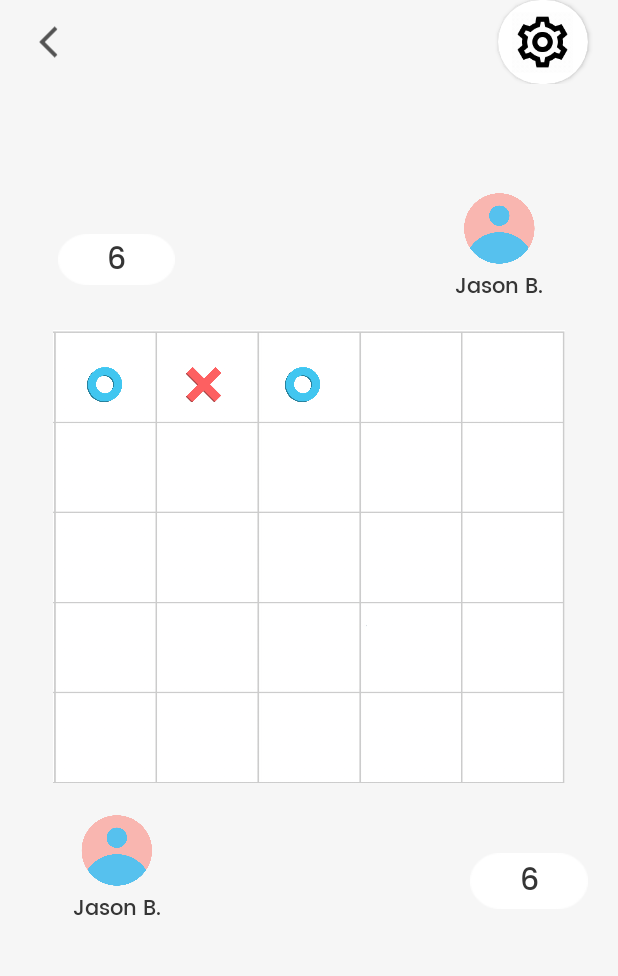
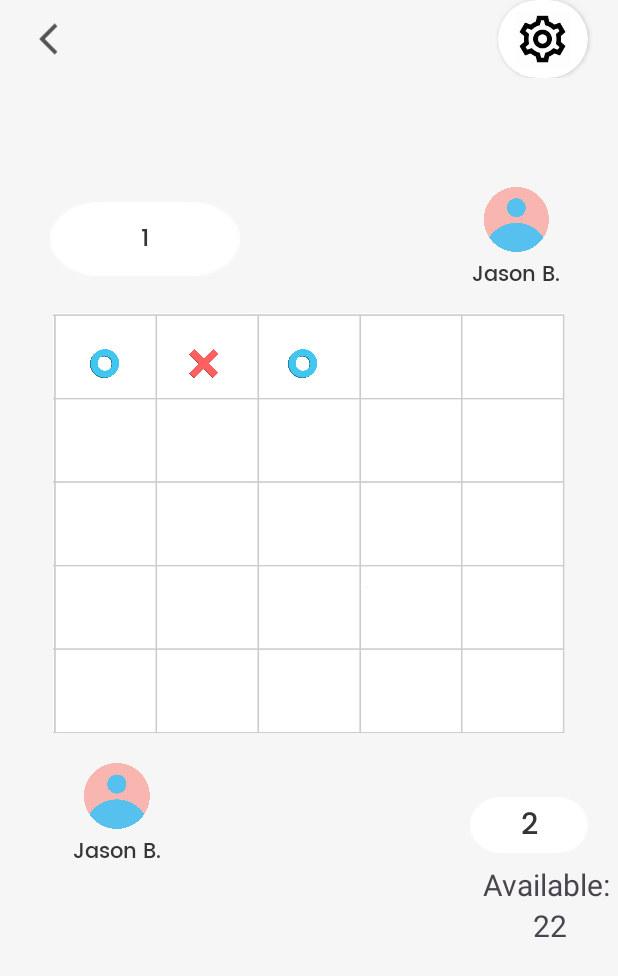
Before and after one commit to Terris711/MAD_Assignment1, an Android app: the BoardGameFragment screen opened directly, with no data from a screen before it, after a tap on an icon or button, on a phone screen of 412 x 824 dp. Shown: the top 976 px of the screen. Run offline under Robolectric (Android 15) with nearby library versions, the phone set to English and light mode, and no system bars; 1 statement that could not run was skipped; 2 other taps on this screen came first.

Commit message:
first playable game

```diff
--- a/app/src/main/java/com/example/tictactoe/BoardGameFragment.java
+++ b/app/src/main/java/com/example/tictactoe/BoardGameFragment.java
@@ -40,6 +40,7 @@
         // Inflate the layout for this fragment
         liveData = new ViewModelProvider(getActivity()).get(GameStateViewModel.class);
         int size = liveData.liveBoard.getValue().length;
+        liveData.availableMove.setValue(size * size);
         if (size == 3) {
             root = inflater.inflate(R.layout.fragment_board_game3x3, container, false);
         } else if (size == 4) {
@@ -60,7 +61,12 @@
                         curImageView.setOnClickListener(null);
                         return;
                     }
+                    // decrease total available move
+                    liveData.decreaseAvailableMove();
+
                     TurnDetails turnDetails = liveData.play(curBox);
+
+
                     if (turnDetails.getTurn() == Turn.O) {
                         curImageView.setImageResource(R.drawable.zero_icon);
                     } else {
--- a/app/src/main/java/com/example/tictactoe/GameStateViewModel.java
+++ b/app/src/main/java/com/example/tictactoe/GameStateViewModel.java
@@ -4,13 +4,17 @@
 import androidx.lifecycle.MutableLiveData;
 import androidx.lifecycle.ViewModel;
 
+import java.util.Stack;
+
 public class GameStateViewModel extends ViewModel {
     final MutableLiveData<Turn[][]> liveBoard = new MediatorLiveData<>();
     final  MutableLiveData<Turn> liveTurn = new MediatorLiveData<>();
     final MutableLiveData<Boolean> isGameEnded = new MediatorLiveData<>();
+    final MutableLiveData<Integer> availableMove = new MediatorLiveData<>();
 
 
     public GameStateViewModel() {
+
     }
 
     public TurnDetails play(int boxNumber) {
@@ -84,7 +88,10 @@
     }
 
 
-
+    public void decreaseAvailableMove() {
+        int cur = availableMove.getValue();
+        availableMove.setValue(cur - 1);
+    }
 }
 
 
@@ -98,9 +105,6 @@
     Finished, ONGOING
 }
 
-
-
-
 enum BoardSize {
     ThreeXThree, FourXFour, FiveXFive;
 }
--- a/app/src/main/java/com/example/tictactoe/InGameActivity.java
+++ b/app/src/main/java/com/example/tictactoe/InGameActivity.java
@@ -7,14 +7,12 @@
 import androidx.lifecycle.ViewModelProvider;
 
 import android.app.Dialog;
-import android.content.Intent;
 import android.graphics.Color;
 import android.graphics.drawable.ColorDrawable;
 import android.os.Bundle;
-import android.view.View;
-import android.widget.Button;
+import android.widget.TextView;
 
-import java.util.Arrays;
+
 
 public class InGameActivity extends AppCompatActivity {
     Fragment gridFragment;
@@ -31,6 +29,27 @@
 
         fragmentManager.beginTransaction().add(R.id.grid_fragment, gridFragment).commit();
         setGameFinishListener();
+        setAvailableMoveListener();
+    }
+
+    private void setAvailableMoveListener() {
+        liveData.availableMove.observe(this, new Observer<Integer>() {
+            @Override
+            public void onChanged(Integer integer) {
+                TextView availableMoveTV = findViewById(R.id.available_move);
+                availableMoveTV.setText(Integer.toString(integer));
+
+                int boardSize = liveData.liveBoard.getValue().length;
+                if (integer == boardSize * boardSize) return;
+                if (liveData.liveTurn.getValue() == Turn.O) {
+                    TextView tv = findViewById(R.id.player_one_count);
+                    tv.setText(Integer.toString(Integer.parseInt(tv.getText().toString()) + 1));
+                } else {
+                    TextView tv = findViewById(R.id.player_two_count);
+                    tv.setText(Integer.toString(Integer.parseInt(tv.getText().toString()) + 1));
+                }
+            }
+        });
     }
 
     private void setGameFinishListener() {
@@ -39,29 +58,9 @@
             public void onChanged(Boolean aBoolean) {
                 if (aBoolean) {
                     Dialog dialog = new Dialog(InGameActivity.this);
-                    dialog.setContentView(R.layout.game_finished_dialog);
+                    dialog.setContentView(R.layout.human_win);
                     dialog.getWindow().setBackgroundDrawable(new ColorDrawable(Color.TRANSPARENT));
                     dialog.setCanceledOnTouchOutside(false);
-
-                    Button quitBtn = dialog.findViewById(R.id.offline_game_quit_btn);
-                    Button continueBtn = dialog.findViewById(R.id.offline_game_continue_btn);
-
-                    continueBtn.setOnClickListener(new View.OnClickListener() {
-                        @Override
-                        public void onClick(View v) {
-                            liveData.isGameEnded.setValue(false);
-                            dialog.hide();
-                        }
-                    });
-
-                    quitBtn.setOnClickListener(new View.OnClickListener() {
-                        @Override
-                        public void onClick(View v) {
-                            Intent boardChoosingIntent = new Intent(getApplicationContext(), BoardChoosingAcitivity.class);
-                            startActivity(boardChoosingIntent);
-                        }
-                    });
-
                     dialog.show();
                 }
             }
--- a/app/src/main/res/layout/activity_in_game.xml
+++ b/app/src/main/res/layout/activity_in_game.xml
@@ -71,27 +71,28 @@
 
         <LinearLayout
 
-            android:layout_width="0dp"
-            android:layout_height="34dp"
+            android:layout_width="wrap_content"
+            android:layout_height="49dp"
             android:layout_gravity="center"
-            android:layout_marginTop="22.5dp"
-            android:layout_marginBottom="13dp"
-            android:layout_weight="2"
+            android:layout_marginTop="8dp"
+            android:layout_marginBottom="5dp"
+            android:layout_weight="1"
             android:background="@drawable/count_background"
             android:gravity="center"
             android:orientation="vertical">
 
             <TextView
                 android:id="@+id/player_two_count"
-                android:layout_width="73dp"
+                android:layout_width="49dp"
                 android:layout_height="49dp"
                 android:layout_gravity="center"
                 android:fontFamily="@font/poppins_medium"
                 android:gravity="center"
-                android:text="6"
+                android:text="0"
                 android:textColor="#353535"
-                android:textSize="20dp"></TextView>
+                android:textSize="16dp"></TextView>
         </LinearLayout>
+
 
         <View
             android:layout_width="0dp"
@@ -252,7 +253,7 @@
                 android:layout_gravity="center"
                 android:fontFamily="@font/poppins_medium"
                 android:gravity="center"
-                android:text="6"
+                android:text="0"
                 android:textColor="#353535"
                 android:textSize="20dp"></TextView>
         </LinearLayout>
@@ -270,5 +271,24 @@
 
     </LinearLayout>
 
+    <LinearLayout
+        android:layout_width="wrap_content"
+        android:layout_height="wrap_content"
+        android:orientation="vertical"
+        android:layout_gravity="end"
+        android:gravity="center"
+        >
+        <TextView
+            android:layout_width="wrap_content"
+            android:layout_height="wrap_content"
+            android:textSize="20dp"
+            android:text="Available: "/>
+        <TextView
+            android:id="@+id/available_move"
+            android:layout_width="wrap_content"
+            android:layout_height="wrap_content"
+            android:textSize="20dp"
+            android:text="20"/>
+    </LinearLayout>
 
 </LinearLayout>
```
